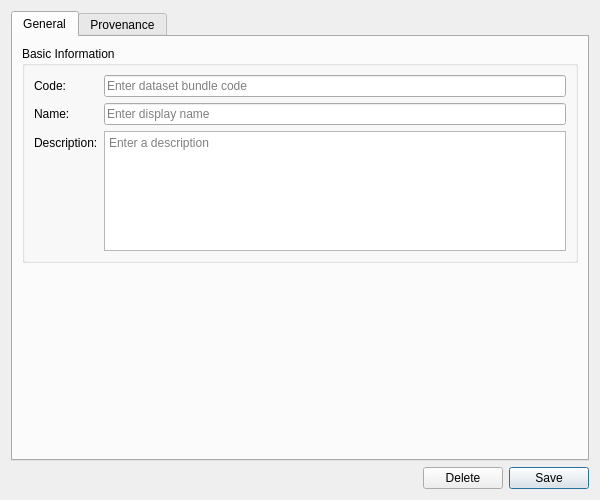
Old version of the form projects/ores.qt/ui/DatasetBundleDetailDialog.ui in the repository OreStudio/OreStudio.
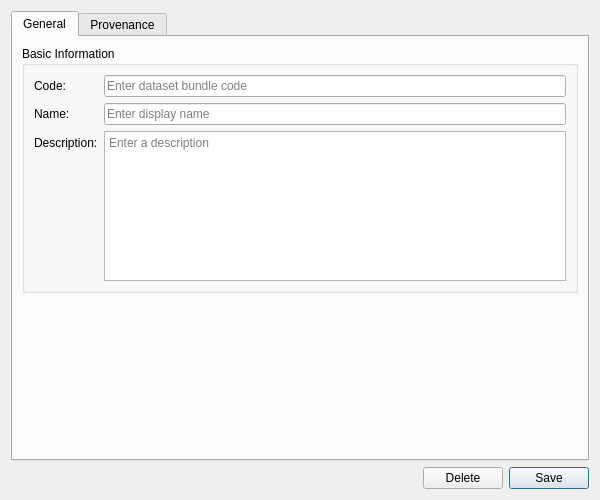
New version of the form. Custom widgets are drawn as their Qt base class.

The edit to the form file:
```diff
--- a/projects/ores.qt/ui/DatasetBundleDetailDialog.ui
+++ b/projects/ores.qt/ui/DatasetBundleDetailDialog.ui
@@ -74,7 +74,7 @@
            </widget>
           </item>
           <item row="2" column="1">
-           <widget class="QTextEdit" name="descriptionEdit">
+           <widget class="QPlainTextEdit" name="descriptionEdit">
             <property name="minimumSize">
              <size>
               <width>0</width>
@@ -84,7 +84,7 @@
             <property name="maximumSize">
              <size>
               <width>16777215</width>
-              <height>120</height>
+              <height>150</height>
              </size>
             </property>
             <property name="placeholderText">
```
